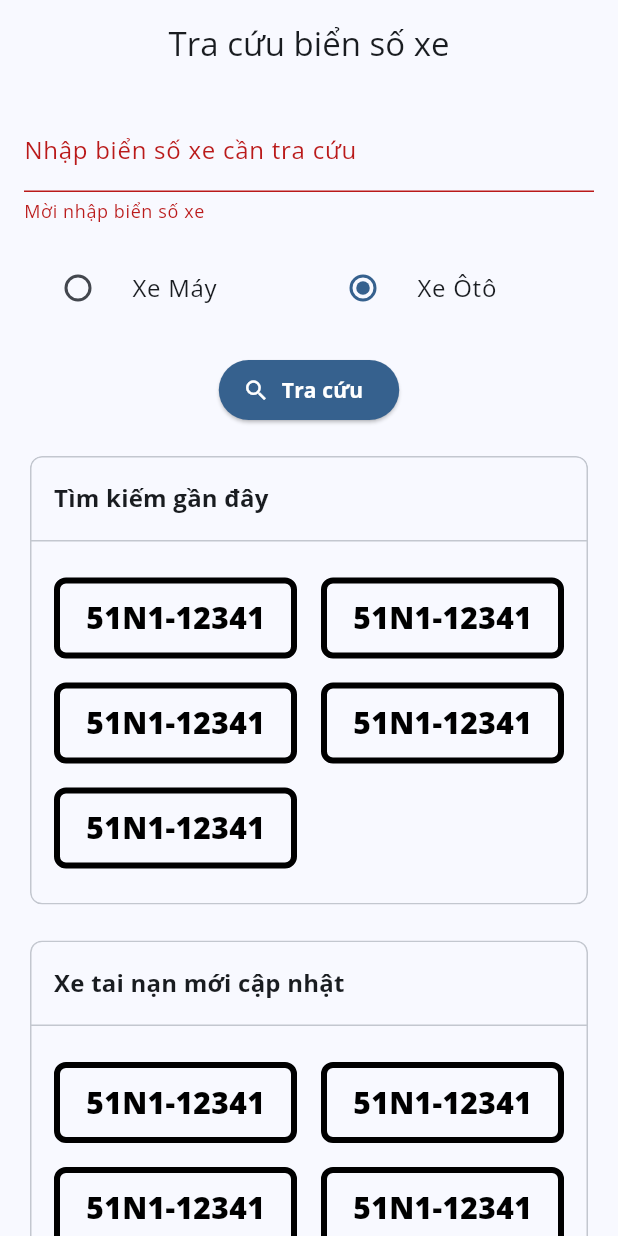
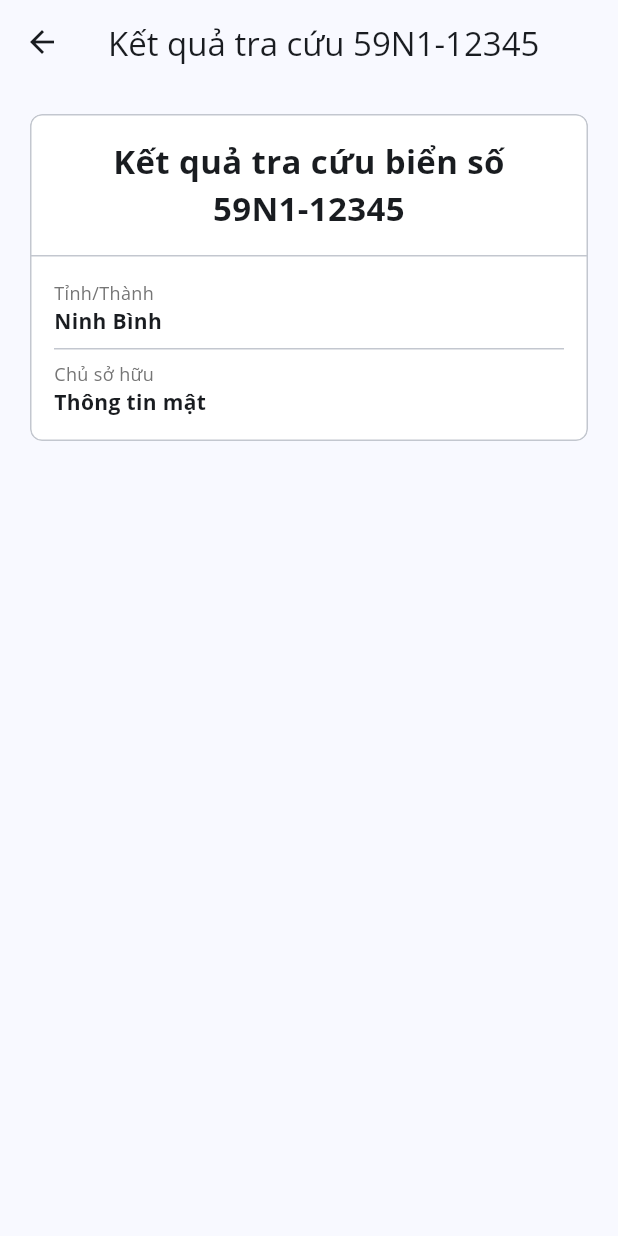
Before and after one commit to btphuong2017/app-tracuubiensoxe, a Flutter app: the screen it shows after launch, after a tap on "Xe Ôtô", after a tap on "51N1-12341", on a phone screen of 412 x 824 dp. Run offline on Flutter 3.47's test engine with Material 3 defaults, Android fonts, the phone set to English and light mode, and no system bars; our stand-ins replace go_router.

Commit message:
infor widget

```diff
--- /dev/null
+++ b/lib/features/plates/ui/pages/plates_detail_page.dart
@@ -0,0 +1,20 @@
+import 'package:app_tracuubiensoxe/features/plates/ui/widgets/plates_infor_widget.dart';
+import 'package:app_tracuubiensoxe/shared/app_scaffold.dart';
+import 'package:flutter/material.dart';
+
+class PlatesDetailPage extends StatelessWidget {
+  const PlatesDetailPage({super.key});
+
+  @override
+  Widget build(BuildContext context) {
+    return AppScaffold(
+      title: "Kết quả tra cứu 59N1-12345",
+      child: Column(
+        crossAxisAlignment: CrossAxisAlignment.center,
+        children: [
+          PlatesInforWidget(),
+        ],
+      ),
+    );
+  }
+}
--- /dev/null
+++ b/lib/features/plates/ui/widgets/plates_infor_widget.dart
@@ -0,0 +1,69 @@
+import 'package:flutter/material.dart';
+
+class PlatesInforWidget extends StatelessWidget {
+  final _labelStyle = TextStyle(fontSize: 12, color: Colors.grey.shade600);
+  final _contentStyle = TextStyle(fontWeight: FontWeight.bold);
+
+  @override
+  Widget build(BuildContext context) {
+    return Card.outlined(
+      color: Colors.white,
+      clipBehavior: Clip.antiAlias,
+      shape: RoundedRectangleBorder(
+        side: BorderSide(
+          color: Theme.of(context).colorScheme.outlineVariant,
+          style: BorderStyle.solid,
+        ),
+        borderRadius: BorderRadiusGeometry.all(Radius.circular(8)),
+      ),
+      child: Column(
+        spacing: 16,
+        crossAxisAlignment: CrossAxisAlignment.stretch,
+        children: [
+          Padding(
+            padding: EdgeInsets.only(top: 16, bottom: 0, left: 16, right: 16),
+            child: Text(
+              "Kết quả tra cứu biển số 59N1-12345",
+              textAlign: TextAlign.center,
+              style: TextStyle(
+                fontSize: Theme.of(context).textTheme.titleLarge?.fontSize,
+                fontWeight: FontWeight.bold,
+              ),
+            ),
+          ),
+          Divider(
+            height: 1,
+            color: Theme.of(context).colorScheme.outlineVariant,
+          ),
+          Padding(
+            padding: EdgeInsets.only(top: 0, bottom: 16, left: 16, right: 16),
+            child: Column(
+              crossAxisAlignment: CrossAxisAlignment.start,
+              spacing: 8,
+              children: [
+                Column(
+                  crossAxisAlignment: CrossAxisAlignment.start,
+                  children: [
+                    Text("Tỉnh/Thành", style: _labelStyle),
+                    Text("Ninh Bình", style: _contentStyle),
+                  ],
+                ),
+                Divider(
+                  height: 1,
+                  color: Theme.of(context).colorScheme.outlineVariant,
+                ),
+                Column(
+                  crossAxisAlignment: CrossAxisAlignment.start,
+                  children: [
+                    Text("Chủ sở hữu", style: _labelStyle),
+                    Text("Thông tin mật", style: _contentStyle),
+                  ],
+                ),
+              ],
+            ),
+          ),
+        ],
+      ),
+    );
+  }
+}
--- a/lib/features/plates/ui/widgets/plates_list_widget.dart
+++ b/lib/features/plates/ui/widgets/plates_list_widget.dart
@@ -1,3 +1,5 @@
+import 'package:app_tracuubiensoxe/features/plates/ui/pages/plates_detail_page.dart';
+import 'package:app_tracuubiensoxe/features/plates/ui/widgets/plates_infor_widget.dart';
 import 'package:flutter/material.dart';
 
 class PlatesListWidget extends StatelessWidget {
@@ -33,6 +35,12 @@ class PlatesListWidget extends StatelessWidget {
             borderRadius: BorderRadius.circular(8),
             onTap: () {
               print(plate);
+              Navigator.push(
+                context,
+                MaterialPageRoute(
+                  builder: (context) => const PlatesDetailPage(),
+                ),
+              );
             },
             child: Container(
               decoration: BoxDecoration(
@@ -45,7 +53,7 @@ class PlatesListWidget extends StatelessWidget {
                   style: const TextStyle(
                     color: Colors.black, // đọc được trên nền đen
                     fontWeight: FontWeight.w900,
-                    fontSize: 20
+                    fontSize: 20,
                   ),
                 ),
               ),
```
